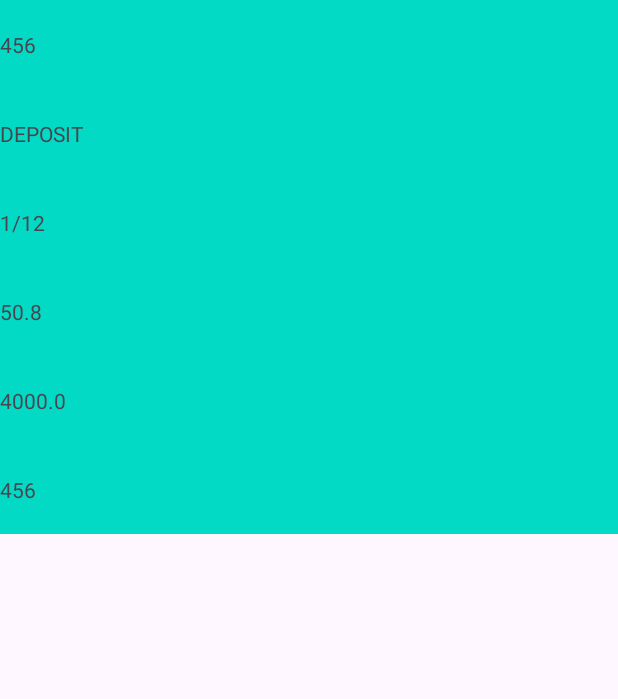
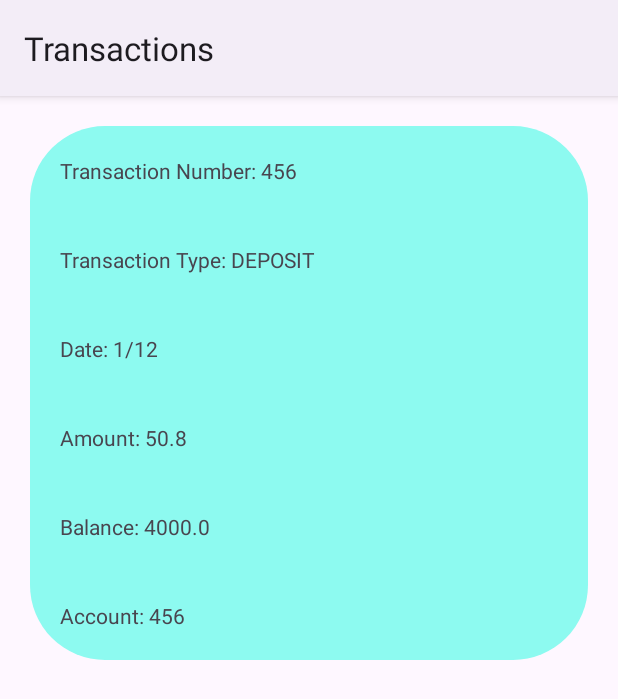
Before and after one commit to NadaAlsh/Android-Mini-Project, an Android app: the screen it shows after launch (DetailsActivity), after a tap on "1/12", on a phone screen of 412 x 824 dp. Shown: the top 699 px of the screen. Run offline under Robolectric (Android 15) with nearby library versions, the phone set to English and light mode, and no system bars.

Commit message:
Final Draft

```diff
--- a/app/src/main/java/com/nadaalshaibnai/androidminiproject/DetailsActivity.java
+++ b/app/src/main/java/com/nadaalshaibnai/androidminiproject/DetailsActivity.java
@@ -40,11 +40,11 @@ public class DetailsActivity extends AppCompatActivity {
 
         Transaction transactionMine = getIntent().getSerializableExtra(ACCOUNT_NAME_KEY, Transaction.class );
 
-        transactionID.setText(String.valueOf(transactionMine.getId()));
-        transactionType.setText(String.valueOf(transactionMine.getType()));
-        amount.setText(String.valueOf(transactionMine.getAmount()));
-        currentBalance.setText(String.valueOf(transactionMine.getBalance()));
-        accountNumber.setText(String.valueOf(transactionMine.getAccount()));
-        transactionDate.setText(String.valueOf(transactionMine.getDate()));
+        transactionID.setText("Transaction Number: " + String.valueOf(transactionMine.getId()));
+        transactionType.setText("Transaction Type: " + String.valueOf(transactionMine.getType()));
+        amount.setText("Amount: " + String.valueOf(transactionMine.getAmount()));
+        currentBalance.setText("Balance: " + String.valueOf(transactionMine.getBalance()));
+        accountNumber.setText("Account: " + String.valueOf(transactionMine.getAccount()));
+        transactionDate.setText("Date: " + String.valueOf(transactionMine.getDate()));
     }
 }
--- a/app/src/main/res/drawable/bg_card.xml
+++ b/app/src/main/res/drawable/bg_card.xml
@@ -1,7 +1,7 @@
 <?xml version="1.0" encoding="utf-8"?>
 <shape xmlns:android="http://schemas.android.com/apk/res/android">
 
-    <solid android:color="@color/purple"/>
+    <solid android:color="#8DFAF0"/>
     <corners android:radius="50dp"/>
     <padding
         android:padding="4dp"
--- a/app/src/main/res/layout/activity_details.xml
+++ b/app/src/main/res/layout/activity_details.xml
@@ -4,8 +4,11 @@
     xmlns:tools="http://schemas.android.com/tools"
     android:layout_width="match_parent"
     android:layout_height="wrap_content"
-    android:background="@color/design_default_color_secondary"
+
     tools:context=".DetailsActivity"
+    android:background="@drawable/bg_card"
+    android:layout_margin="20dp"
+
 
     >
 
@@ -16,8 +19,8 @@
         android:layout_margin="20dp"
         android:text="TextView"
         app:layout_constraintBottom_toTopOf="@+id/transactionDate"
-        app:layout_constraintTop_toBottomOf="@+id/transactionID"
-        tools:layout_editor_absoluteX="46dp" />
+        app:layout_constraintStart_toStartOf="parent"
+        app:layout_constraintTop_toBottomOf="@+id/transactionID" />
 
     <TextView
         android:id="@+id/amount"
@@ -26,8 +29,8 @@
         android:layout_margin="20dp"
         android:text="TextView"
         app:layout_constraintBottom_toTopOf="@+id/currentBalance"
-        app:layout_constraintTop_toBottomOf="@+id/transactionDate"
-        tools:layout_editor_absoluteX="46dp" />
+        app:layout_constraintStart_toStartOf="parent"
+        app:layout_constraintTop_toBottomOf="@+id/transactionDate" />
 
     <TextView
         android:id="@+id/transactionDate"
@@ -36,8 +39,8 @@
         android:layout_margin="20dp"
         android:text="TextView"
         app:layout_constraintBottom_toTopOf="@+id/amount"
-        app:layout_constraintTop_toBottomOf="@+id/transactionType"
-        tools:layout_editor_absoluteX="46dp" />
+        app:layout_constraintStart_toStartOf="parent"
+        app:layout_constraintTop_toBottomOf="@+id/transactionType" />
 
     <TextView
         android:id="@+id/transactionID"
@@ -46,18 +49,19 @@
         android:layout_margin="20dp"
         android:text="TextView"
         app:layout_constraintBottom_toTopOf="@+id/transactionType"
-        app:layout_constraintTop_toTopOf="parent"
-        tools:layout_editor_absoluteX="46dp" />
+        app:layout_constraintStart_toStartOf="parent"
+        app:layout_constraintTop_toTopOf="parent" />
 
     <TextView
         android:id="@+id/accountNumber"
         android:layout_width="wrap_content"
         android:layout_height="wrap_content"
         android:layout_margin="20dp"
+        android:layout_marginStart="32dp"
         android:text="TextView"
         app:layout_constraintBottom_toBottomOf="parent"
-        app:layout_constraintTop_toBottomOf="@+id/currentBalance"
-        tools:layout_editor_absoluteX="46dp" />
+        app:layout_constraintStart_toStartOf="parent"
+        app:layout_constraintTop_toBottomOf="@+id/currentBalance" />
 
     <TextView
         android:id="@+id/currentBalance"
@@ -66,6 +70,6 @@
         android:layout_margin="20dp"
         android:text="TextView"
         app:layout_constraintBottom_toTopOf="@+id/accountNumber"
-        app:layout_constraintTop_toBottomOf="@+id/amount"
-        tools:layout_editor_absoluteX="46dp" />
+        app:layout_constraintStart_toStartOf="parent"
+        app:layout_constraintTop_toBottomOf="@+id/amount" />
 </androidx.constraintlayout.widget.ConstraintLayout>
--- a/app/src/main/res/values/strings.xml
+++ b/app/src/main/res/values/strings.xml
@@ -1,3 +1,3 @@
 <resources>
-    <string name="app_name">AndroidMiniProject</string>
+    <string name="app_name">Transactions </string>
 </resources>
--- a/app/src/main/res/values/themes.xml
+++ b/app/src/main/res/values/themes.xml
@@ -1,6 +1,6 @@
 <resources xmlns:tools="http://schemas.android.com/tools">
     <!-- Base application theme. -->
-    <style name="Base.Theme.AndroidMiniProject" parent="Theme.Material3.DayNight.NoActionBar">
+    <style name="Base.Theme.AndroidMiniProject" parent="Theme.Material3.DayNight">
         <!-- Customize your light theme here. -->
         <!-- <item name="colorPrimary">@color/my_light_primary</item> -->
     </style>
```
Also changed, not shown: app/src/main/res/layout/transactionpage.xml (+25 -8 lines).
